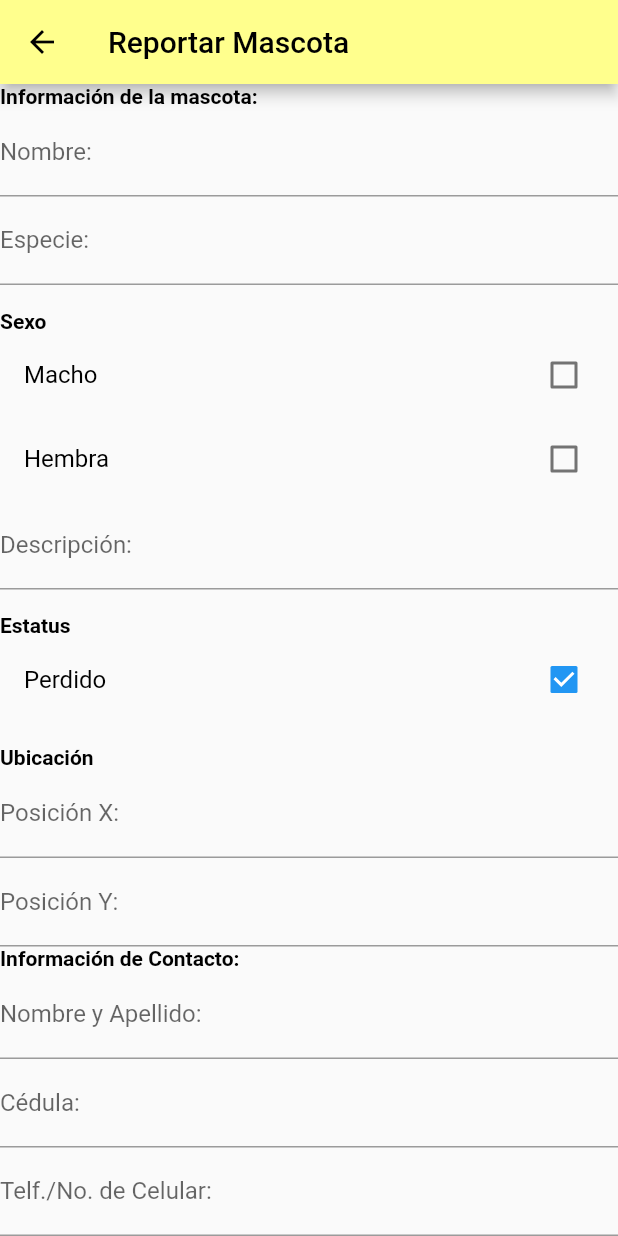
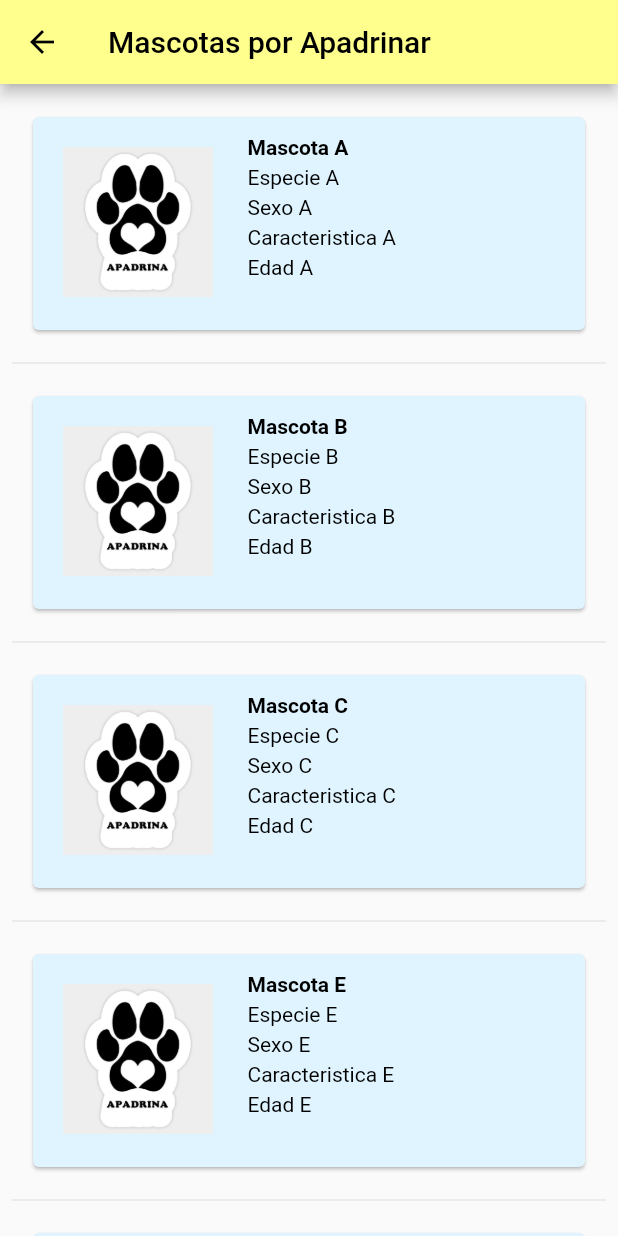
Before and after one commit to cxcarvaj/LP_Project_Frontend, a Flutter app: the screen it shows after launch, after a tap on "Apadrinar Mascotas", on a phone screen of 412 x 824 dp. Run offline on Flutter 3.47's test engine with Material 2 defaults, Android fonts, the phone set to English and light mode, and no system bars.

Commit message:
View Mascotas por patrocinar

```diff
--- a/lib/screens/home/components/body.dart
+++ b/lib/screens/home/components/body.dart
@@ -2,8 +2,10 @@ import 'package:animal_rescue/models/AppIcon.dart';
 import 'package:flutter/material.dart';
 import 'item_card.dart';
 import 'package:animal_rescue/screens/form/form_screen.dart';
+import 'package:animal_rescue/screens/sponsor/sponsor_screen.dart';
 
 class Body extends StatelessWidget {
+  var pages =[ HomeSponsor(), HomeMaterial(),HomeMaterial(),];
   @override
   Widget build(BuildContext context) {
     return Column(
@@ -33,7 +35,7 @@ class Body extends StatelessWidget {
                   appIcon: appIcons[index],
                   press: ()=>Navigator.push(
                     context,
-                    MaterialPageRoute(builder: (context)=> HomeMaterial()),
+                    MaterialPageRoute(builder: (context)=> pages[index]),
                   ),
                 )),
           ),
--- /dev/null
+++ b/lib/screens/sponsor/sponsor_screen.dart
@@ -0,0 +1,103 @@
+import 'package:flutter/cupertino.dart';
+import 'package:flutter/material.dart';
+
+class HomeSponsor extends StatefulWidget {
+  @override
+  _HomeSponsorState createState() => _HomeSponsorState();
+}
+
+class _HomeSponsorState extends State<HomeSponsor> {
+  @override
+  Widget build(BuildContext context) {
+    final _sponsorKey = GlobalKey<FormState>();
+    final List<String> entries = <String>['A', 'B', 'C', 'E', 'F', 'G'];
+    return Scaffold(
+      appBar: AppBar(
+        iconTheme: IconThemeData(
+          color: Colors.black, //change your color here
+        ),
+        backgroundColor: Colors.yellowAccent[100],
+        title:
+        Text("Mascotas por Apadrinar", style: TextStyle(color: Colors.black)),
+      ),
+      body: LayoutBuilder(
+        builder: (BuildContext context, BoxConstraints viewportConstraints) {
+          return ListView.separated(
+            padding: const EdgeInsets.all(8),
+            key: _sponsorKey,
+            itemCount: entries.length,
+            itemBuilder: (BuildContext context, int index) {
+              return Container(
+                height: 170,
+                color: Colors.transparent,
+                child: Center(child: Padding(
+                  padding: EdgeInsets.fromLTRB(10.0, 10.0, 10.0, 10.0),
+                  child:
+                  Card(
+                      color: const Color(0xffdff4ff),
+                      child: Row(
+
+                          children: <Widget>[
+                            Column(
+                                children: <Widget>[
+                                  Center(
+                                      child: Container(
+                                          height: 140,
+                                          width: 140,
+                                          child: Align(
+                                              child: Image.asset(
+                                                  'assets/images/apadrinar.jpg',
+                                                  height: 100,
+                                                  width: 100),
+                                              alignment: Alignment.center
+                                          )
+                                      )
+                                    //alignment: Alignment.center,
+                                  ),
+                                ]
+                            ),
+                            Padding(
+                              padding: EdgeInsets.fromLTRB(1.0, 10.0, 1.0, 10.0),
+                              child: Column(
+                                crossAxisAlignment: CrossAxisAlignment.start ,
+                                children: <Widget>[
+                                  Padding(
+                                    padding: EdgeInsets.all(2.0),
+                                    child: Text('Mascota ${entries[index]}', style: TextStyle(fontWeight: FontWeight.bold),),
+                                  ),
+                                  Padding(
+                                    padding: EdgeInsets.all(2.0),
+                                    child: Text('Especie ${entries[index]}'),
+                                  ),
+                                  Padding(
+                                    padding: EdgeInsets.all(2.0),
+                                    child: Text('Sexo ${entries[index]}'),
+                                  ),
+                                  Padding(
+                                    padding: EdgeInsets.all(2.0),
+                                    child: Text('Caracteristica ${entries[index]}'),
+                                  ),
+                                  Padding(
+                                    padding: EdgeInsets.all(2.0),
+                                    child: Text('Edad ${entries[index]}'),
+                                  ),
+                                ],
+                              ),
+                            ),
+
+                          ]
+                      )
+
+                  )
+                )
+              ),
+              );
+            },
+            separatorBuilder: (BuildContext context, int index) => const Divider(),
+          );
+        }
+      )
+    );
+  }
+
+}
```
Also changed, not shown: assets/images/apadrinar.jpg (added), assets/images/apadrinar1.jpg (added), pubspec.lock, 1 other file.
